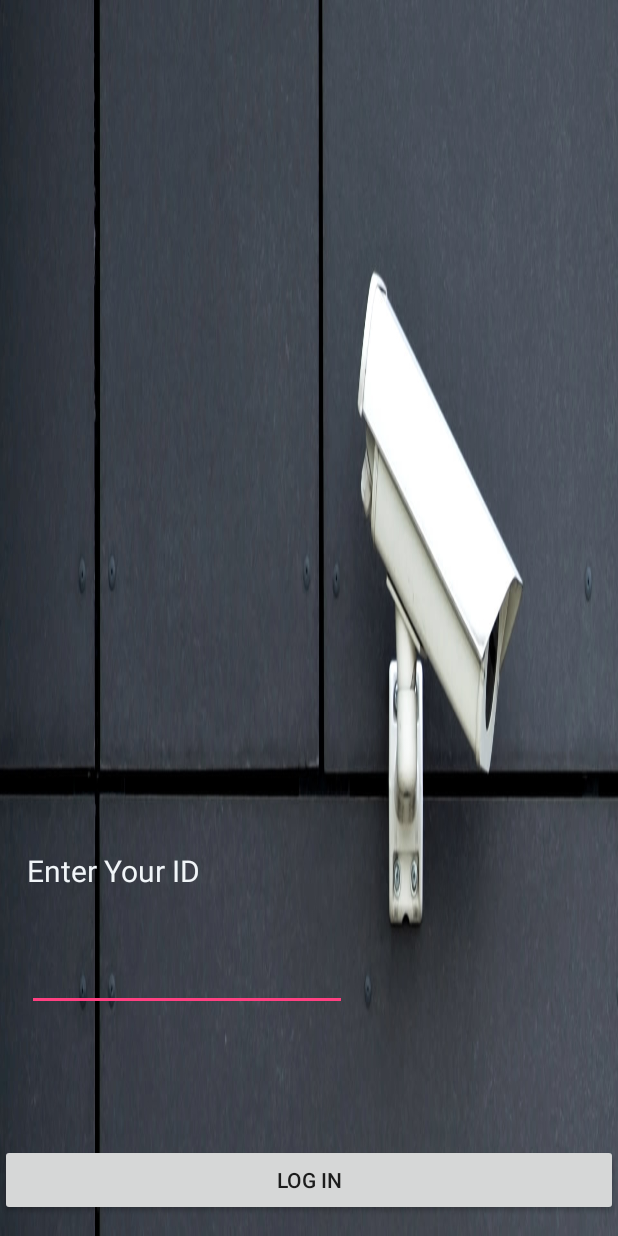
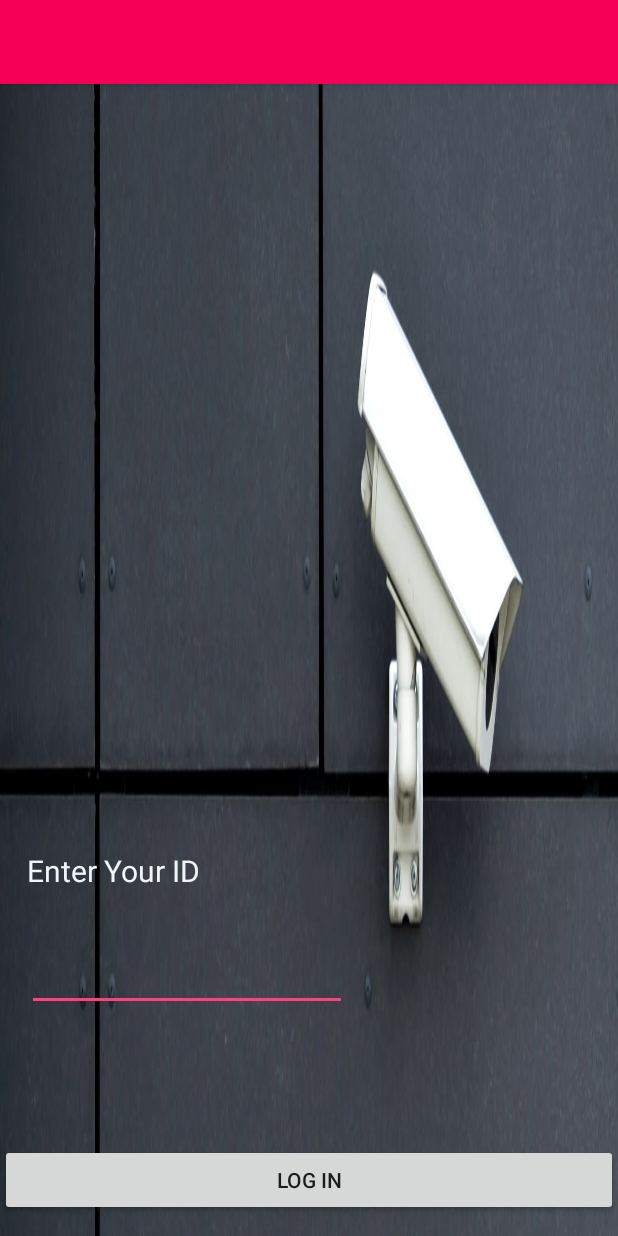
Before and after one commit to anamikagit/CardViewUI, an Android app: the screen it shows after launch (LoginActivity), on a phone screen of 412 x 824 dp. Run offline under Robolectric (Android 15) with nearby library versions, the phone set to English and light mode, and no system bars.

Commit message:
toolbar added successfuly

```diff
--- a/app/src/main/java/com/example/anamika/cardviewui/LoginActivity.java
+++ b/app/src/main/java/com/example/anamika/cardviewui/LoginActivity.java
@@ -4,10 +4,12 @@ import android.support.v7.app.AppCompatActivity;
 import android.os.Bundle;
 import android.widget.EditText;
 import android.widget.TextView;
+import android.widget.Toolbar;
 
 public class LoginActivity extends AppCompatActivity {
 EditText edtPwd;
 TextView textView;
+Toolbar toolbar;
     @Override
     protected void onCreate(Bundle savedInstanceState) {
         super.onCreate(savedInstanceState);
@@ -15,5 +17,9 @@ TextView textView;
 
         edtPwd = findViewById(R.id.edtPwd);
         textView = findViewById(R.id.tvLoginId);
+        toolbar = findViewById(R.id.toolbar);
+      //toolbar.setTitle(R.string.app_name);
+//        toolbar.setTitle("Guard Monitor");
+
     }
 }
--- a/app/src/main/res/layout/activity_login.xml
+++ b/app/src/main/res/layout/activity_login.xml
@@ -8,7 +8,14 @@
     android:background="@drawable/cctv2"
     android:scaleType="fitCenter"
     >
-
+    <android.support.v7.widget.Toolbar
+        android:id="@+id/my_toolbar"
+        android:layout_width="match_parent"
+        android:layout_height="?attr/actionBarSize"
+        android:background="?attr/colorPrimary"
+        android:elevation="4dp"
+        android:theme="@style/ThemeOverlay.AppCompat.ActionBar"
+        app:popupTheme="@style/ThemeOverlay.AppCompat.Light"/>
     <TextView
         android:id="@+id/tvLoginId"
         android:layout_width="146dp"
--- a/app/src/main/res/values/styles.xml
+++ b/app/src/main/res/values/styles.xml
@@ -1,7 +1,7 @@
 <resources>
 
     <!-- Base application theme. -->
-    <style name="AppTheme" parent="Theme.AppCompat.Light.DarkActionBar">
+    <style name="AppTheme" parent="Theme.AppCompat.Light.NoActionBar">
         <!-- Customize your theme here. -->
         windowActionBar
         <item name="colorPrimary">@color/colorPrimary</item>
```
